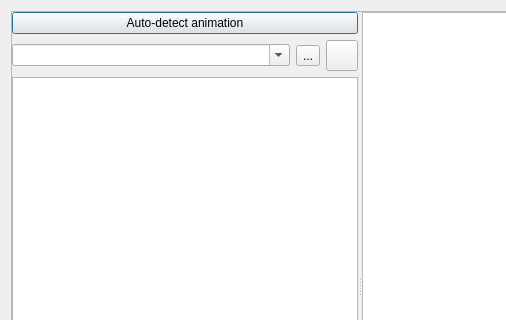
This is SpriteSheetPacker/AnimationDialog.ui in amakaseev/sprite-sheet-packer as Qt 5 draws it before an edit; both pictures show x 0 to 506 and y 0 to 320 of the 719 by 687 pixel window. The edited form follows.
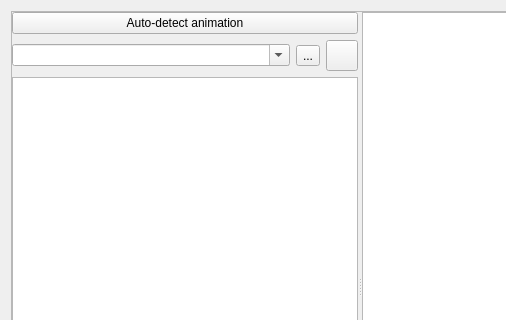
This is the edited form. Icons and pictures are not drawn. Custom widgets are drawn as their Qt base class.

Commit message: add/remove/change animations

```diff
--- a/SpriteSheetPacker/AnimationDialog.ui
+++ b/SpriteSheetPacker/AnimationDialog.ui
@@ -36,6 +36,9 @@
          <property name="text">
           <string>Auto-detect animation</string>
          </property>
+         <property name="autoDefault">
+          <bool>false</bool>
+         </property>
         </widget>
        </item>
        <item>
```
The commit also changes 2 other files.
